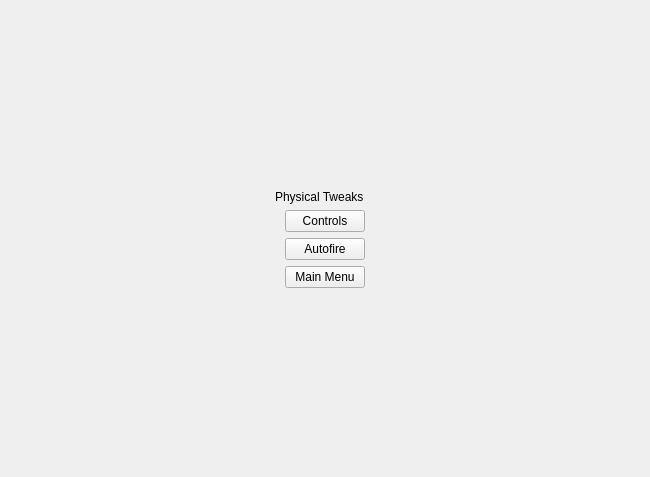
First picture: the form in ui files/PhysMenu.ui, repository brettrjh/enable-games-local, before the edit.
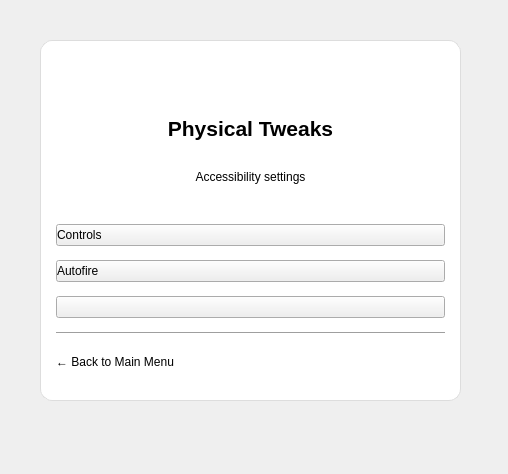
Second picture: the form after the edit. Icons and pictures are not drawn.

Commit message: -changed style to match others

Diff of the .ui file:
```diff
--- a/ui files/PhysMenu.ui
+++ b/ui files/PhysMenu.ui
@@ -6,105 +6,233 @@
    <rect>
     <x>0</x>
     <y>0</y>
-    <width>650</width>
-    <height>477</height>
+    <width>508</width>
+    <height>474</height>
    </rect>
   </property>
   <property name="windowTitle">
    <string>Form</string>
   </property>
-  <layout class="QGridLayout" name="gridLayout">
-   <item row="4" column="1">
-    <spacer name="verticalSpacer_2">
-     <property name="orientation">
-      <enum>Qt::Vertical</enum>
-     </property>
-     <property name="sizeHint" stdset="0">
-      <size>
-       <width>20</width>
-       <height>166</height>
-      </size>
-     </property>
-    </spacer>
-   </item>
-   <item row="3" column="2">
-    <spacer name="horizontalSpacer_2">
-     <property name="orientation">
-      <enum>Qt::Horizontal</enum>
-     </property>
-     <property name="sizeHint" stdset="0">
-      <size>
-       <width>259</width>
-       <height>20</height>
-      </size>
-     </property>
-    </spacer>
-   </item>
-   <item row="0" column="1">
-    <spacer name="verticalSpacer">
-     <property name="orientation">
-      <enum>Qt::Vertical</enum>
-     </property>
-     <property name="sizeHint" stdset="0">
-      <size>
-       <width>20</width>
-       <height>167</height>
-      </size>
-     </property>
-    </spacer>
-   </item>
-   <item row="3" column="0">
-    <spacer name="horizontalSpacer">
-     <property name="orientation">
-      <enum>Qt::Horizontal</enum>
-     </property>
-     <property name="sizeHint" stdset="0">
-      <size>
-       <width>260</width>
-       <height>20</height>
-      </size>
-     </property>
-    </spacer>
-   </item>
-   <item row="3" column="1">
-    <layout class="QVBoxLayout" name="verticalLayout">
-     <property name="leftMargin">
-      <number>10</number>
-     </property>
-     <property name="rightMargin">
-      <number>10</number>
-     </property>
-     <item>
-      <widget class="QPushButton" name="controlsPB">
-       <property name="text">
-        <string>Controls</string>
+  <widget class="QWidget" name="verticalLayoutWidget">
+   <property name="geometry">
+    <rect>
+     <x>40</x>
+     <y>40</y>
+     <width>421</width>
+     <height>361</height>
+    </rect>
+   </property>
+   <layout class="QVBoxLayout" name="verticalLayout">
+    <item>
+     <widget class="QFrame" name="frameCard">
+      <property name="styleSheet">
+       <string notr="true">#frameCard {
+  background: white;
+  border: 1px solid #ddd;
+  border-radius: 12px;
+}
+</string>
+      </property>
+      <property name="frameShape">
+       <enum>QFrame::StyledPanel</enum>
+      </property>
+      <property name="frameShadow">
+       <enum>QFrame::Raised</enum>
+      </property>
+      <widget class="QWidget" name="verticalLayoutWidget_2">
+       <property name="geometry">
+        <rect>
+         <x>0</x>
+         <y>0</y>
+         <width>421</width>
+         <height>361</height>
+        </rect>
        </property>
+       <layout class="QVBoxLayout" name="verticalLayout_2">
+        <property name="spacing">
+         <number>8</number>
+        </property>
+        <property name="leftMargin">
+         <number>16</number>
+        </property>
+        <property name="topMargin">
+         <number>16</number>
+        </property>
+        <property name="rightMargin">
+         <number>16</number>
+        </property>
+        <property name="bottomMargin">
+         <number>16</number>
+        </property>
+        <item alignment="Qt::AlignHCenter">
+         <widget class="QLabel" name="iconLabel">
+          <property name="minimumSize">
+           <size>
+            <width>40</width>
+            <height>40</height>
+           </size>
+          </property>
+          <property name="maximumSize">
+           <size>
+            <width>40</width>
+            <height>40</height>
+           </size>
+          </property>
+          <property name="styleSheet">
+           <string notr="true"/>
+          </property>
+          <property name="text">
+           <string/>
+          </property>
+          <property name="pixmap">
+           <pixmap>:Images/physicaldisability.png</pixmap>
+          </property>
+          <property name="scaledContents">
+           <bool>true</bool>
+          </property>
+          <property name="alignment">
+           <set>Qt::AlignCenter</set>
+          </property>
+         </widget>
+        </item>
+        <item>
+         <widget class="QLabel" name="titleLabel">
+          <property name="maximumSize">
+           <size>
+            <width>600</width>
+            <height>40</height>
+           </size>
+          </property>
+          <property name="font">
+           <font>
+            <pointsize>16</pointsize>
+            <bold>true</bold>
+           </font>
+          </property>
+          <property name="text">
+           <string>Physical Tweaks</string>
+          </property>
+          <property name="alignment">
+           <set>Qt::AlignHCenter|Qt::AlignTop</set>
+          </property>
+         </widget>
+        </item>
+        <item>
+         <widget class="QLabel" name="subtitleLabel">
+          <property name="maximumSize">
+           <size>
+            <width>16777215</width>
+            <height>40</height>
+           </size>
+          </property>
+          <property name="text">
+           <string>Accessibility settings</string>
+          </property>
+          <property name="alignment">
+           <set>Qt::AlignHCenter|Qt::AlignTop</set>
+          </property>
+         </widget>
+        </item>
+        <item>
+         <widget class="QPushButton" name="controlsPB">
+          <property name="minimumSize">
+           <size>
+            <width>389</width>
+            <height>20</height>
+           </size>
+          </property>
+          <property name="maximumSize">
+           <size>
+            <width>389</width>
+            <height>16777215</height>
+           </size>
+          </property>
+          <property name="styleSheet">
+           <string notr="true">QPushButton{
+text-align: left;
+}
+</string>
+          </property>
+          <property name="text">
+           <string>Controls</string>
+          </property>
+          <property name="flat">
+           <bool>false</bool>
+          </property>
+         </widget>
+        </item>
+        <item>
+         <widget class="QPushButton" name="autofirePB">
+          <property name="styleSheet">
+           <string notr="true">QPushButton{
+text-align: left;
+}
+
+</string>
+          </property>
+          <property name="text">
+           <string>Autofire</string>
+          </property>
+         </widget>
+        </item>
+        <item>
+         <widget class="QPushButton" name="mainMenuPB">
+          <property name="styleSheet">
+           <string notr="true">QPushButton{
+text-align: left;
+}
+
+</string>
+          </property>
+          <property name="text">
+           <string/>
+          </property>
+         </widget>
+        </item>
+        <item>
+         <widget class="QFrame" name="frame">
+          <property name="frameShape">
+           <enum>QFrame::HLine</enum>
+          </property>
+          <property name="frameShadow">
+           <enum>QFrame::Sunken</enum>
+          </property>
+         </widget>
+        </item>
+        <item alignment="Qt::AlignLeft">
+         <widget class="QPushButton" name="btnBack">
+          <property name="enabled">
+           <bool>true</bool>
+          </property>
+          <property name="styleSheet">
+           <string notr="true">#btnBack {
+  border: none;
+  background: transparent;
+  text-align: left;
+  padding: 6px 0px;
+}
+#btnBack:hover {
+  text-decoration: underline;
+}
+</string>
+          </property>
+          <property name="text">
+           <string>← Back to Main Menu</string>
+          </property>
+          <property name="autoDefault">
+           <bool>false</bool>
+          </property>
+          <property name="flat">
+           <bool>true</bool>
+          </property>
+         </widget>
+        </item>
+       </layout>
       </widget>
-     </item>
-     <item>
-      <widget class="QPushButton" name="autofirePB">
-       <property name="text">
-        <string>Autofire</string>
-       </property>
-      </widget>
-     </item>
-     <item>
-      <widget class="QPushButton" name="mainMenuPB">
-       <property name="text">
-        <string>Main Menu</string>
-       </property>
-      </widget>
-     </item>
-    </layout>
-   </item>
-   <item row="1" column="1">
-    <widget class="QLabel" name="physicalL">
-     <property name="text">
-      <string>Physical Tweaks</string>
-     </property>
-    </widget>
-   </item>
-  </layout>
+     </widget>
+    </item>
+   </layout>
+  </widget>
  </widget>
  <resources/>
  <connections/>
```
Left out of the diff: 8 changed lines with no effect on the pictures. The commit also changes 1 other file.
